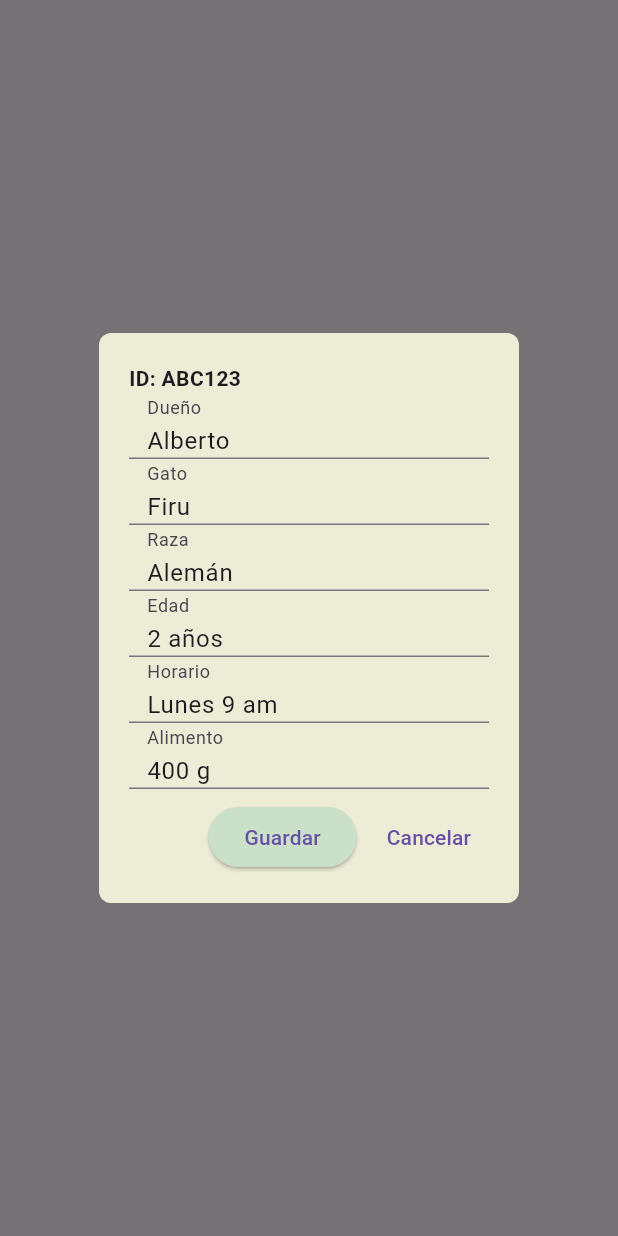
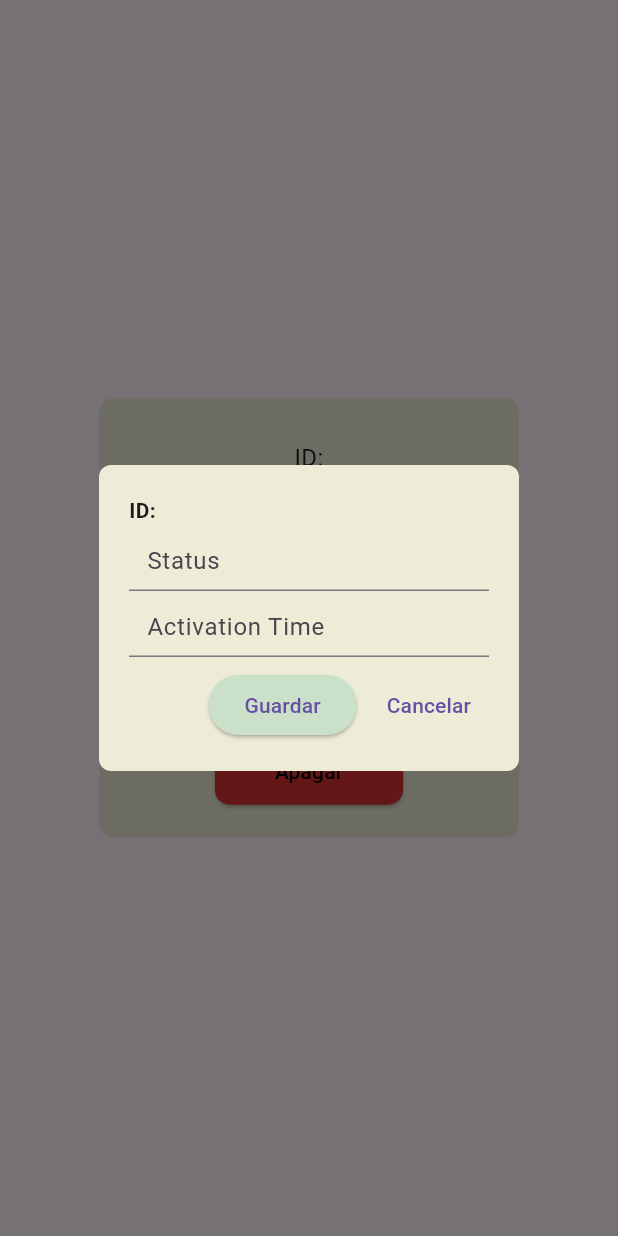
Before and after one commit to AntonioGH1/DSR-DS_PET_WEB, a Flutter app: the Configurar widget shown alone on an empty page, opened directly with empty values, after a tap on "Editar", on a phone screen of 412 x 824 dp. Run offline on Flutter 3.47's test engine with Material 3 defaults, Android fonts, the phone set to English and light mode, and no system bars; our stand-ins replace shared_preferences; accounts and stored records are empty; network calls fail.

Commit message:
conect editar

```diff
--- a/lib/Screens/Administradores.dart
+++ b/lib/Screens/Administradores.dart
@@ -25,6 +25,7 @@ class _AdministradoresState extends State<Administradores> {
 
       if (response.statusCode == 200) {
         final List<dynamic> data = json.decode(response.body);
+        print(data); // Agregar esta línea para imprimir los datos
         setState(() {
           _admins = data;
           _isLoading = false;
@@ -110,7 +111,7 @@ class TarjetaPerfil extends StatelessWidget {
         children: [
           CircleAvatar(
             radius: 40,
-            backgroundImage: AssetImage('assets/usuario.png'),
+            backgroundImage: AssetImage('../assets/usuario.png'),
           ),
           SizedBox(height: 4),
           Text(
--- a/lib/Screens/Configurar.dart
+++ b/lib/Screens/Configurar.dart
@@ -1,11 +1,37 @@
 import 'package:flutter/material.dart';
 import 'Editar.dart'; // Importa la pantalla emergente Editar.dart
 import '../Widgets/Apagar.dart'; // Importa el diálogo ApagarDialog
+import 'package:http/http.dart' as http;
+import 'dart:convert';
 
 class Configurar extends StatelessWidget {
   final String idDispositivo;
+  final String status;
+  final String activationTime;
 
-  Configurar({required this.idDispositivo});
+  Configurar({
+    required this.idDispositivo,
+    required this.status,
+    required this.activationTime,
+  });
+
+  Future<void> _actualizarDispositivo(
+      String id, Map<String, dynamic> data) async {
+    final url =
+        'https://eouww9yquk.execute-api.us-east-1.amazonaws.com/machines/get_machines_user?id=4d3dfcab-c809-453a-9871-aa128193cf21';
+    final response = await http.put(
+      Uri.parse(url),
+      headers: {"Content-Type": "application/json"},
+      body: json.encode(data),
+    );
+
+    if (response.statusCode == 200) {
+      // Si la actualización fue exitosa
+      print('Dispositivo actualizado');
+    } else {
+      throw Exception('Error al actualizar el dispositivo');
+    }
+  }
 
   @override
   Widget build(BuildContext context) {
@@ -25,7 +51,7 @@ class Configurar extends StatelessWidget {
                     8), // Espacio entre el título y los datos del dispositivo
             // Datos del dispositivo (texto de prueba)
             Text(
-              'ID: $idDispositivo\nStatus: Activo\nActivation Time: 19:30',
+              'ID: $idDispositivo\nStatus: $status\nActivation Time: $activationTime',
               style: TextStyle(fontSize: 16),
               textAlign: TextAlign.center,
             ),
@@ -58,7 +84,14 @@ class Configurar extends StatelessWidget {
                 // Muestra la pantalla emergente de edición
                 showDialog(
                   context: context,
-                  builder: (BuildContext context) => Editar(),
+                  builder: (BuildContext context) => Editar(
+                    idDispositivo: idDispositivo,
+                    status: status,
+                    activationTime: activationTime,
+                    onSave: (data) {
+                      _actualizarDispositivo(idDispositivo, data);
+                    },
+                  ),
                 );
               },
               style: ElevatedButton.styleFrom(
--- a/lib/Screens/Editar.dart
+++ b/lib/Screens/Editar.dart
@@ -1,8 +1,29 @@
 import 'package:flutter/material.dart';
+import 'package:http/http.dart' as http;
+import 'dart:convert';
 
 class Editar extends StatelessWidget {
+  final String idDispositivo;
+  final String status;
+  final String activationTime;
+  final void Function(Map<String, dynamic>) onSave;
+
+  Editar({
+    required this.idDispositivo,
+    required this.status,
+    required this.activationTime,
+    required this.onSave,
+  });
+
+  final TextEditingController _statusController = TextEditingController();
+  final TextEditingController _activationTimeController =
+      TextEditingController();
+
   @override
   Widget build(BuildContext context) {
+    _statusController.text = status;
+    _activationTimeController.text = activationTime;
+
     return Dialog(
       backgroundColor: Color.fromARGB(255, 236, 236, 215), // Fondo beige
       shape: RoundedRectangleBorder(
@@ -18,70 +39,26 @@ class Editar extends StatelessWidget {
             children: [
               // Campo de ID de Dispositivo (no editable)
               Text(
-                'ID: ABC123',
+                'ID: $idDispositivo',
                 style: TextStyle(fontWeight: FontWeight.bold),
               ),
               SizedBox(height: 4), // Espacio entre los campos
-              // Campo de Dueño (editable)
+              // Campo de Status (editable)
               TextFormField(
-                initialValue: 'Alberto',
+                controller: _statusController,
                 decoration: InputDecoration(
-                  labelText: 'Dueño',
+                  labelText: 'Status',
                   isDense: true, // Reduce el espacio vertical
                   contentPadding: EdgeInsets.symmetric(
                       horizontal: 12), // Reduce el espacio horizontal
                 ),
               ),
               SizedBox(height: 4), // Espacio entre los campos
-              // Campo de Gato (editable)
+              // Campo de Activation Time (editable)
               TextFormField(
-                initialValue: 'Firu',
+                controller: _activationTimeController,
                 decoration: InputDecoration(
-                  labelText: 'Gato',
-                  isDense: true, // Reduce el espacio vertical
-                  contentPadding: EdgeInsets.symmetric(
-                      horizontal: 12), // Reduce el espacio horizontal
-                ),
-              ),
-              SizedBox(height: 4), // Espacio entre los campos
-              // Campo de Raza (editable)
-              TextFormField(
-                initialValue: 'Alemán',
-                decoration: InputDecoration(
-                  labelText: 'Raza',
-                  isDense: true, // Reduce el espacio vertical
-                  contentPadding: EdgeInsets.symmetric(
-                      horizontal: 12), // Reduce el espacio horizontal
-                ),
-              ),
-              SizedBox(height: 4), // Espacio entre los campos
-              // Campo de Edad (editable)
-              TextFormField(
-                initialValue: '2 años',
-                decoration: InputDecoration(
-                  labelText: 'Edad',
-                  isDense: true, // Reduce el espacio vertical
-                  contentPadding: EdgeInsets.symmetric(
-                      horizontal: 12), // Reduce el espacio horizontal
-                ),
-              ),
-              SizedBox(height: 4), // Espacio entre los campos
-              // Campo de Horario (editable)
-              TextFormField(
-                initialValue: 'Lunes 9 am',
-                decoration: InputDecoration(
-                  labelText: 'Horario',
-                  isDense: true, // Reduce el espacio vertical
-                  contentPadding: EdgeInsets.symmetric(
-                      horizontal: 12), // Reduce el espacio horizontal
-                ),
-              ),
-              SizedBox(height: 4), // Espacio entre los campos
-              // Campo de Alimento (editable)
-              TextFormField(
-                initialValue: '400 g',
-                decoration: InputDecoration(
-                  labelText: 'Alimento',
+                  labelText: 'Activation Time',
                   isDense: true, // Reduce el espacio vertical
                   contentPadding: EdgeInsets.symmetric(
                       horizontal: 12), // Reduce el espacio horizontal
@@ -93,8 +70,14 @@ class Editar extends StatelessWidget {
                 mainAxisAlignment: MainAxisAlignment.end,
                 children: [
                   ElevatedButton(
-                    onPressed: () {
+                    onPressed: () async {
                       // Lógica para guardar los datos
+                      final data = {
+                        'status': _statusController.text,
+                        'activationTime': _activationTimeController.text,
+                      };
+                      onSave(data);
+                      Navigator.of(context).pop();
                     },
                     style: ElevatedButton.styleFrom(
                       backgroundColor:
--- a/lib/Widgets/dispositivo_card.dart
+++ b/lib/Widgets/dispositivo_card.dart
@@ -44,7 +44,11 @@ class DispositivoCard extends StatelessWidget {
                 showDialog(
                   context: context,
                   builder: (BuildContext context) {
-                    return Configurar(idDispositivo: idDispositivo ?? "");
+                    return Configurar(
+                      idDispositivo: idDispositivo ?? "",
+                      status: status ?? "N/A",
+                      activationTime: activationTime ?? "N/A",
+                    );
                   },
                 );
               },
```
